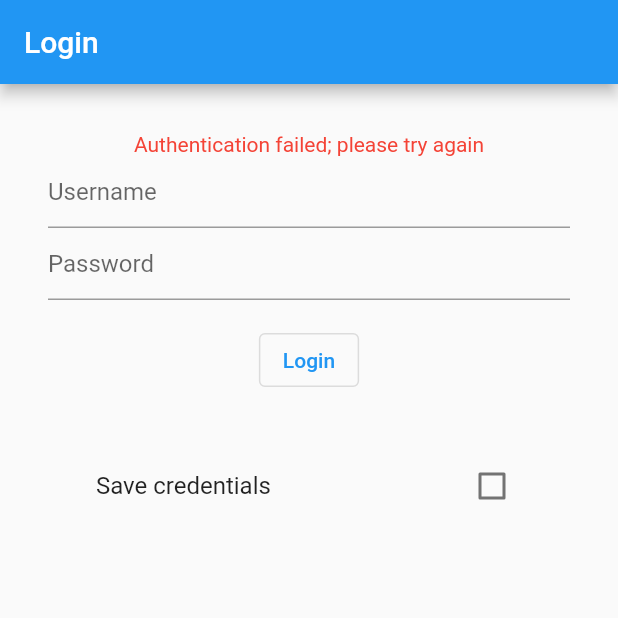
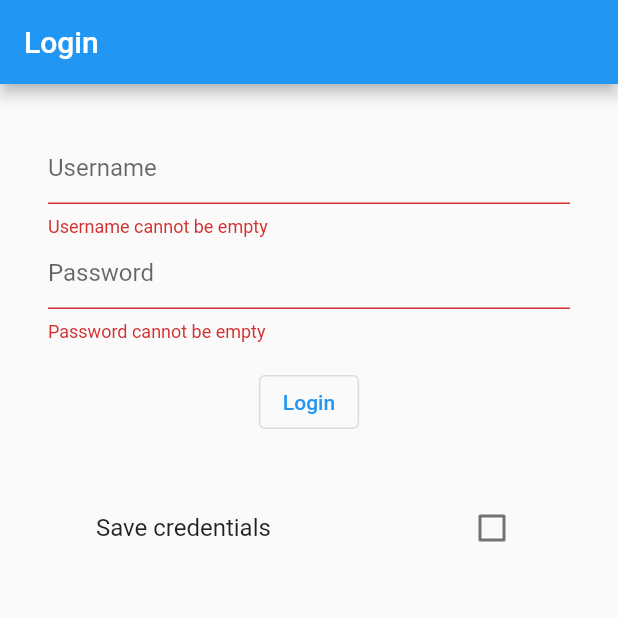
Before and after one commit to tytydraco/cg_proto2, a Flutter app: the screen it shows after launch, after a tap on "Login", on a phone screen of 412 x 824 dp, the top half of it. Run offline on Flutter 3.47's test engine with Material 2 defaults, Android fonts, the phone set to English and light mode, and no system bars; our stand-ins replace fl_chart, shared_preferences.

Commit message:
Add input validation to login fields
Signed-off-by: Tyler Nijmeh <tylernij@gmail.com>

```diff
--- a/lib/widgets/login_widget.dart
+++ b/lib/widgets/login_widget.dart
@@ -21,6 +21,7 @@ class LoginWidget extends StatefulWidget {
 }
 
 class _LoginWidgetState extends State<LoginWidget> {
+  final formKey = GlobalKey<FormState>();
   bool tryingAuthentication = false;
 
   final usernameController = TextEditingController();
@@ -54,10 +55,12 @@ class _LoginWidgetState extends State<LoginWidget> {
   }
 
   Future attemptLogin() async {
+    if (formKey.currentState!.validate()) {
       setState(() => tryingAuthentication = true);
 
       final remoteAuth = DemoRemoteAuth();
-    final credential = CredentialModel(usernameController.text, passwordController.text);
+      final credential = CredentialModel(
+          usernameController.text, passwordController.text);
       final success = await remoteAuth.checkCredentials(credential);
 
       setState(() => tryingAuthentication = false);
@@ -75,6 +78,7 @@ class _LoginWidgetState extends State<LoginWidget> {
         widget.onFailed();
       }
     }
+  }
 
   @override
   void initState() {
@@ -85,16 +89,30 @@ class _LoginWidgetState extends State<LoginWidget> {
   @override
   Widget build(BuildContext context) {
     if (!tryingAuthentication) {
-      return Column(
+      return Form(
+        key: formKey,
+        child: Column(
           children: [
             TextFormField(
               controller: usernameController,
               decoration: const InputDecoration(hintText: 'Username'),
+              validator: (text) {
+                if (text == null || text.isEmpty) {
+                  return 'Username cannot be empty';
+                }
+                return null;
+              },
             ),
             TextFormField(
               controller: passwordController,
               decoration: const InputDecoration(hintText: 'Password'),
               obscureText: true,
+              validator: (text) {
+                if (text == null || text.isEmpty) {
+                  return 'Password cannot be empty';
+                }
+                return null;
+              },
             ),
             Padding(
               padding: const EdgeInsets.all(16),
@@ -108,6 +126,7 @@ class _LoginWidgetState extends State<LoginWidget> {
               child: LoginSaveCheckbox(),
             ),
           ],
+        ),
       );
     } else {
       return const LoadingSpinner();
```
Lines whose indentation alone changed are shown as unchanged.
